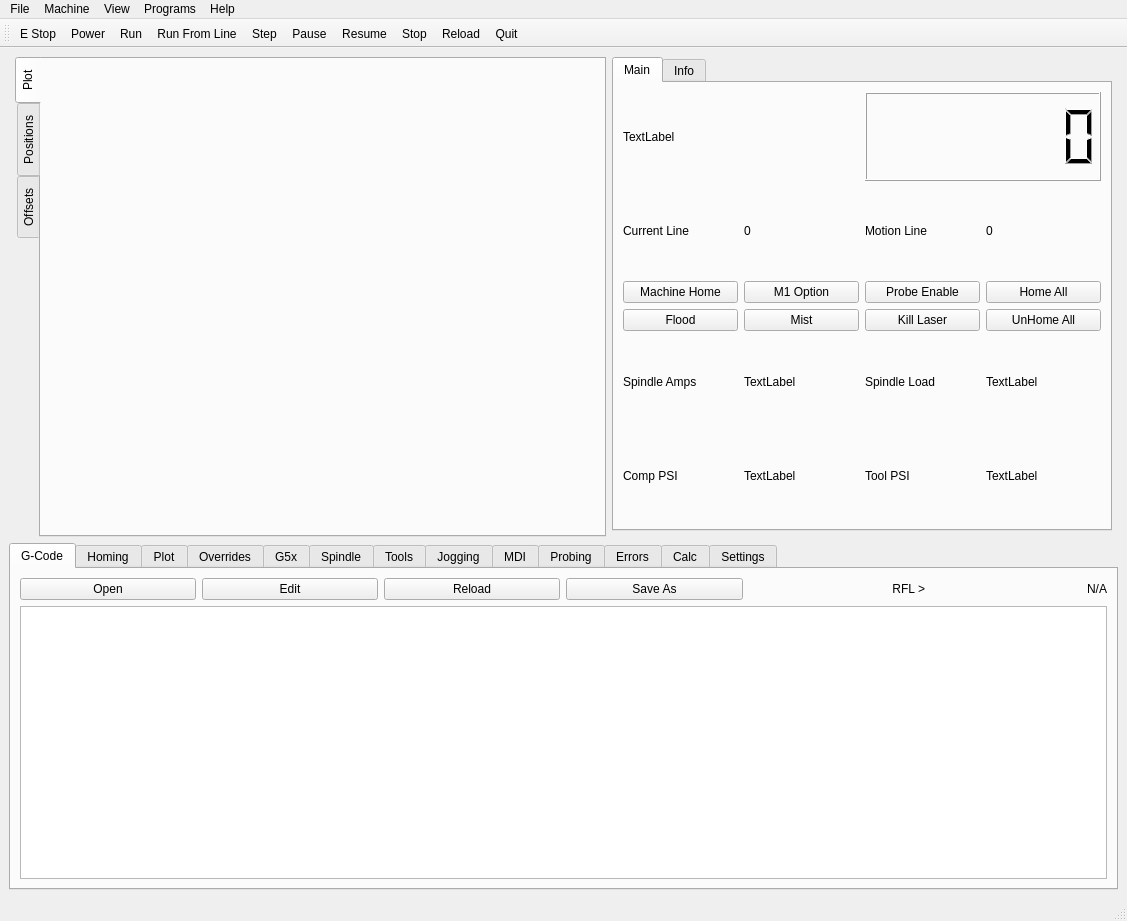
Qt form configs/my_LinuxCNC_router/flex.ui (travis-farmer/linuxcnc) before a commit.
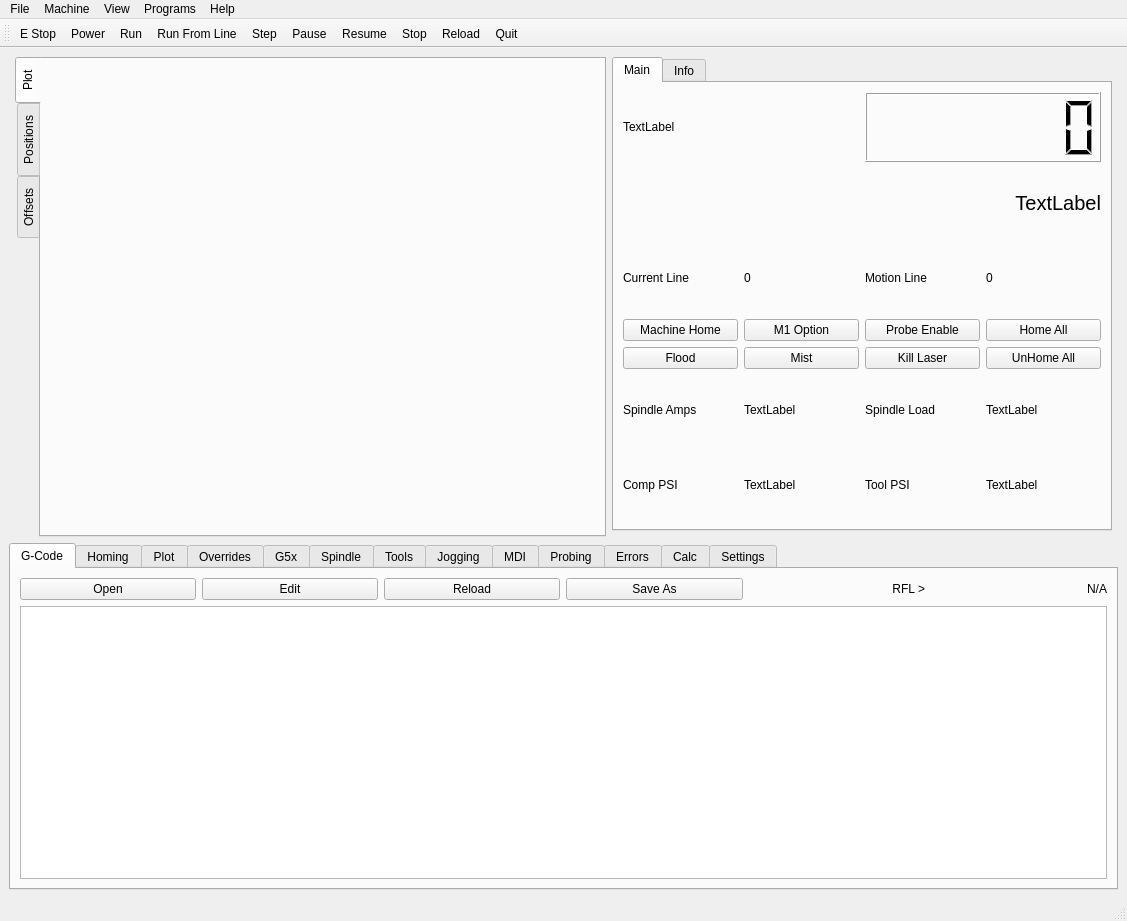
The same form after that commit. Icons and pictures are not drawn.

Commit message: flex.ui, add VFD RPM feedback

Patch:
```diff
--- a/configs/my_LinuxCNC_router/flex.ui
+++ b/configs/my_LinuxCNC_router/flex.ui
@@ -4584,7 +4584,7 @@
         <string>Main</string>
        </attribute>
        <layout class="QGridLayout" name="gridLayout_4">
-        <item row="3" column="2">
+        <item row="4" column="2">
          <widget class="QPushButton" name="pushButton_4">
           <property name="toolTip">
            <string>shut off laser, in case E-stop fails to</string>
@@ -4600,7 +4600,7 @@
           </property>
          </widget>
         </item>
-        <item row="3" column="0">
+        <item row="4" column="0">
          <widget class="QPushButton" name="flood_pb">
           <property name="text">
            <string>Flood</string>
@@ -4610,14 +4610,14 @@
           </property>
          </widget>
         </item>
-        <item row="4" column="0">
+        <item row="5" column="0">
          <widget class="QLabel" name="label_81">
           <property name="text">
            <string>Spindle Amps</string>
           </property>
          </widget>
         </item>
-        <item row="2" column="2">
+        <item row="3" column="2">
          <widget class="QPushButton" name="probing_enable_pb">
           <property name="toolTip">
            <string>enable probing, disable most everything else</string>
@@ -4627,14 +4627,14 @@
           </property>
          </widget>
         </item>
-        <item row="4" column="1">
+        <item row="5" column="1">
          <widget class="QLabel" name="ain_3_lb">
           <property name="text">
            <string>TextLabel</string>
           </property>
          </widget>
         </item>
-        <item row="4" column="2">
+        <item row="5" column="2">
          <widget class="QLabel" name="label_82">
           <property name="toolTip">
            <string>Spindle Load %</string>
@@ -4644,21 +4644,21 @@
           </property>
          </widget>
         </item>
-        <item row="3" column="3">
+        <item row="4" column="3">
          <widget class="QPushButton" name="unhome_all_pb">
           <property name="text">
            <string>UnHome All</string>
           </property>
          </widget>
         </item>
-        <item row="4" column="3">
+        <item row="5" column="3">
          <widget class="QLabel" name="ain_2_lb">
           <property name="text">
            <string>TextLabel</string>
           </property>
          </widget>
         </item>
-        <item row="1" column="1">
+        <item row="2" column="1">
          <widget class="QLabel" name="current_line_lb">
           <property name="text">
            <string>0</string>
@@ -4668,34 +4668,14 @@
           </property>
          </widget>
         </item>
-        <item row="0" column="0" colspan="2">
-         <widget class="QLabel" name="file_lb">
-          <property name="text">
-           <string>TextLabel</string>
-          </property>
-         </widget>
-        </item>
-        <item row="0" column="2" colspan="2">
-         <widget class="QLCDNumber" name="spindle_speed_0_lcd">
-          <property name="toolTip">
-           <string>Spindle RPM</string>
-          </property>
-          <property name="digitCount">
-           <number>7</number>
-          </property>
-          <property name="mode">
-           <enum>QLCDNumber::Dec</enum>
-          </property>
-         </widget>
-        </item>
-        <item row="1" column="2">
+        <item row="2" column="2">
          <widget class="QLabel" name="label_38">
           <property name="text">
            <string>Motion Line</string>
           </property>
          </widget>
         </item>
-        <item row="1" column="3">
+        <item row="2" column="3">
          <widget class="QLabel" name="motion_line_lb">
           <property name="text">
            <string>0</string>
@@ -4705,7 +4685,7 @@
           </property>
          </widget>
         </item>
-        <item row="2" column="1">
+        <item row="3" column="1">
          <widget class="QPushButton" name="optional_stop_pb">
           <property name="toolTip">
            <string>Optional Stop at M1</string>
@@ -4715,14 +4695,14 @@
           </property>
          </widget>
         </item>
-        <item row="2" column="3">
+        <item row="3" column="3">
          <widget class="QPushButton" name="home_all_pb">
           <property name="text">
            <string>Home All</string>
           </property>
          </widget>
         </item>
-        <item row="3" column="1">
+        <item row="4" column="1">
          <widget class="QPushButton" name="mist_pb">
           <property name="text">
            <string>Mist</string>
@@ -4732,7 +4712,7 @@
           </property>
          </widget>
         </item>
-        <item row="2" column="0">
+        <item row="3" column="0">
          <widget class="QPushButton" name="pushButton">
           <property name="toolTip">
            <string>Z up, then rapid to machine home</string>
@@ -4748,14 +4728,14 @@
           </property>
          </widget>
         </item>
-        <item row="1" column="0">
+        <item row="2" column="0">
          <widget class="QLabel" name="label_37">
           <property name="text">
            <string>Current Line</string>
           </property>
          </widget>
         </item>
-        <item row="5" column="0">
+        <item row="6" column="0">
          <widget class="QLabel" name="label_64">
           <property name="toolTip">
            <string>Compressed Air Inlet PSI</string>
@@ -4765,21 +4745,21 @@
           </property>
          </widget>
         </item>
-        <item row="5" column="3">
+        <item row="6" column="3">
          <widget class="QLabel" name="ain_1_lb">
           <property name="text">
            <string>TextLabel</string>
           </property>
          </widget>
         </item>
-        <item row="5" column="1">
+        <item row="6" column="1">
          <widget class="QLabel" name="ain_0_lb">
           <property name="text">
            <string>TextLabel</string>
           </property>
          </widget>
         </item>
-        <item row="5" column="2">
+        <item row="6" column="2">
          <widget class="QLabel" name="label_66">
           <property name="toolTip">
            <string>Tool Regulated PSI</string>
@@ -4789,6 +4769,41 @@
           </property>
          </widget>
         </item>
+        <item row="0" column="0">
+         <widget class="QLabel" name="file_lb">
+          <property name="text">
+           <string>TextLabel</string>
+          </property>
+         </widget>
+        </item>
+        <item row="0" column="2" colspan="2">
+         <widget class="QLCDNumber" name="spindle_speed_0_lcd">
+          <property name="toolTip">
+           <string>Spindle RPM</string>
+          </property>
+          <property name="digitCount">
+           <number>7</number>
+          </property>
+          <property name="mode">
+           <enum>QLCDNumber::Dec</enum>
+          </property>
+         </widget>
+        </item>
+        <item row="1" column="2" colspan="2">
+         <widget class="QLabel" name="ain_4_lb">
+          <property name="font">
+           <font>
+            <pointsize>15</pointsize>
+           </font>
+          </property>
+          <property name="text">
+           <string>TextLabel</string>
+          </property>
+          <property name="alignment">
+           <set>Qt::AlignRight|Qt::AlignTrailing|Qt::AlignVCenter</set>
+          </property>
+         </widget>
+        </item>
        </layout>
       </widget>
       <widget class="QWidget" name="tab_23">
```
The commit also changes 1 other file.
